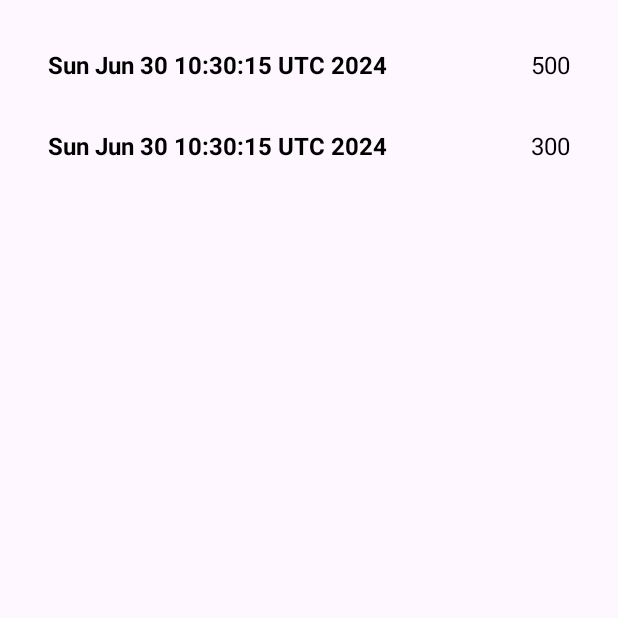
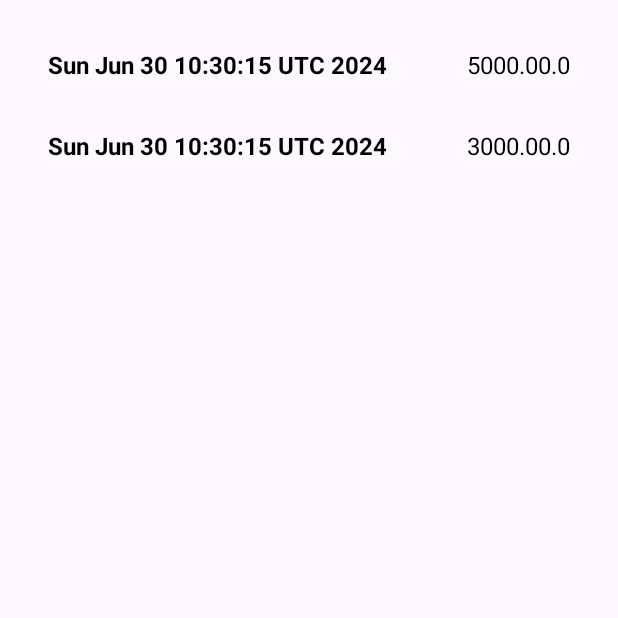
Before and after one commit to Taytay884/Android-Car-Crash, an Android app: the MainActivity screen opened directly, with no data from a screen before it, after a tap on "Leaderboard", on a phone screen of 412 x 824 dp, the top half of it. Run offline under Robolectric (Android 15) with nearby library versions, the light colour scheme and no system bars.

Commit message:
added latitude and longitude to score

```diff
--- a/app/build.gradle
+++ b/app/build.gradle
@@ -61,6 +61,7 @@ dependencies {
     implementation 'com.github.bumptech.glide:glide:4.12.0'
     implementation 'com.google.code.gson:gson:2.8.8'
     implementation libs.androidx.work.runtime
+    implementation libs.play.services.location
     annotationProcessor 'com.github.bumptech.glide:compiler:4.12.0'
     testImplementation libs.junit
     androidTestImplementation libs.androidx.junit
--- a/app/src/main/AndroidManifest.xml
+++ b/app/src/main/AndroidManifest.xml
@@ -3,8 +3,9 @@
     xmlns:tools="http://schemas.android.com/tools">
 
     <uses-permission android:name="android.permission.INTERNET"/>
-
     <uses-permission android:name="android.permission.VIBRATE" />
+    <uses-permission android:name="android.permission.ACCESS_FINE_LOCATION"/>
+    <uses-permission android:name="android.permission.ACCESS_COARSE_LOCATION"/>
 
     <application
         android:allowBackup="true"
--- a/app/src/main/java/com/itaybs/carcrash/GameActivity.java
+++ b/app/src/main/java/com/itaybs/carcrash/GameActivity.java
@@ -41,7 +41,7 @@ public class GameActivity extends AppCompatActivity {
         ImageView car = new ImageView(this);
         car.setImageResource(R.drawable.car); // Set car image
 
-        int rowLastIndex = OBSTACLES_COLUMNS - 1;
+        int rowLastIndex = OBSTACLES_ROWS - 1;
         int rowHeight = OBSTACLES_ROWS + 1;
         CarManager carManager = new CarManager(colLastIndex, rowLastIndex, car);
         ObstaclesManager obstaclesManager = new ObstaclesManager(obstacles, columnWidth, rowHeight, rowLastIndex, colLastIndex);
--- /dev/null
+++ b/app/src/main/java/com/itaybs/carcrash/Managers/LocationManager.java
@@ -0,0 +1,83 @@
+package com.itaybs.carcrash.Managers;
+
+import android.Manifest;
+import android.app.Activity;
+import android.content.pm.PackageManager;
+import android.location.Location;
+
+import androidx.annotation.NonNull;
+import androidx.core.app.ActivityCompat;
+import androidx.core.content.ContextCompat;
+
+import com.google.android.gms.location.FusedLocationProviderClient;
+import com.google.android.gms.location.LocationServices;
+import com.google.android.gms.tasks.OnSuccessListener;
+
+public class LocationManager {
+    private static final int LOCATION_PERMISSION_REQUEST_CODE = 1;
+    private final FusedLocationProviderClient fusedLocationClient;
+    private final Activity activity;
+    private LocationCallback locationCallback;
+
+    public interface LocationCallback {
+        void onLocationResult(double latitude, double longitude);
+
+        void onLocationError(String errorMessage);
+    }
+
+    public LocationManager(Activity activity) {
+        this.activity = activity;
+        fusedLocationClient = LocationServices.getFusedLocationProviderClient(activity);
+    }
+
+    public void requestLocation(final LocationCallback callback) {
+        this.locationCallback = callback;
+        if (ContextCompat.checkSelfPermission(activity, Manifest.permission.ACCESS_FINE_LOCATION) != PackageManager.PERMISSION_GRANTED) {
+            ActivityCompat.requestPermissions(activity, new String[]{Manifest.permission.ACCESS_FINE_LOCATION}, LOCATION_PERMISSION_REQUEST_CODE);
+        } else {
+            getLastLocation();
+        }
+    }
+
+    private void getLastLocation() {
+        if (ActivityCompat.checkSelfPermission(activity, Manifest.permission.ACCESS_FINE_LOCATION) != PackageManager.PERMISSION_GRANTED && ActivityCompat.checkSelfPermission(activity, Manifest.permission.ACCESS_COARSE_LOCATION) != PackageManager.PERMISSION_GRANTED) {
+            // TODO: Consider calling
+            //    ActivityCompat#requestPermissions
+            // here to request the missing permissions, and then overriding
+            //   public void onRequestPermissionsResult(int requestCode, String[] permissions,
+            //                                          int[] grantResults)
+            // to handle the case where the user grants the permission. See the documentation
+            // for ActivityCompat#requestPermissions for more details.
+            return;
+        }
+        fusedLocationClient.getLastLocation()
+                .addOnSuccessListener(activity, new OnSuccessListener<Location>() {
+                    @Override
+                    public void onSuccess(Location location) {
+                        if (location != null) {
+                            double latitude = location.getLatitude();
+                            double longitude = location.getLongitude();
+                            if (locationCallback != null) {
+                                locationCallback.onLocationResult(latitude, longitude);
+                            }
+                        } else {
+                            if (locationCallback != null) {
+                                locationCallback.onLocationError("Unable to get location");
+                            }
+                        }
+                    }
+                });
+    }
+
+    public void onRequestPermissionsResult(int requestCode, @NonNull int[] grantResults) {
+        if (requestCode == LOCATION_PERMISSION_REQUEST_CODE) {
+            if (grantResults.length > 0 && grantResults[0] == PackageManager.PERMISSION_GRANTED) {
+                getLastLocation();
+            } else {
+                if (locationCallback != null) {
+                    locationCallback.onLocationError("Location permission denied");
+                }
+            }
+        }
+    }
+}
--- a/app/src/main/java/com/itaybs/carcrash/Utilities/MoveDetector.java
+++ b/app/src/main/java/com/itaybs/carcrash/Utilities/MoveDetector.java
@@ -23,7 +23,6 @@ public class MoveDetector {
                     moveCallback.moveX(x);
                 }
             }
-            System.out.println(y + ", " + z);
             if (z < -3 || z > 8) {
                 if (moveCallback != null) {
                     moveCallback.moveZ(z);
--- a/app/src/main/java/com/itaybs/carcrash/Utilities/ScoreAdapter.java
+++ b/app/src/main/java/com/itaybs/carcrash/Utilities/ScoreAdapter.java
@@ -25,11 +25,15 @@ public class ScoreAdapter extends RecyclerView.Adapter<ScoreAdapter.ScoreViewHol
     public static class ScoreViewHolder extends RecyclerView.ViewHolder {
         public TextView dateTextView;
         public TextView scoreTextView;
+        public TextView latitudeTextView;
+        public TextView longitudeTextView;
 
         public ScoreViewHolder(View itemView) {
             super(itemView);
             dateTextView = itemView.findViewById(R.id.dateTextView);
             scoreTextView = itemView.findViewById(R.id.scoreTextView);
+            latitudeTextView = itemView.findViewById(R.id.latitudeTextView);
+            longitudeTextView = itemView.findViewById(R.id.longitudeTextView);
         }
     }
 
@@ -47,6 +51,8 @@ public class ScoreAdapter extends RecyclerView.Adapter<ScoreAdapter.ScoreViewHol
         ScoreEntry score = scoreList.get(position);
         holder.dateTextView.setText(score.getDate().toString());
         holder.scoreTextView.setText(String.valueOf(score.getScore()));
+        holder.latitudeTextView.setText(String.valueOf(score.getLatitude()));
+        holder.longitudeTextView.setText(String.valueOf(score.getLongitude()));
     }
 
     @Override
--- a/app/src/main/java/com/itaybs/carcrash/Utilities/ScoreEntry.java
+++ b/app/src/main/java/com/itaybs/carcrash/Utilities/ScoreEntry.java
@@ -5,11 +5,15 @@ import java.util.Date;
 public class ScoreEntry {
     private Date date;
     private int score;
+    private double latitude;
+    private double longitude;
 
     // Constructor
     public ScoreEntry(Date date, int score) {
         this.date = date;
         this.score = score;
+        this.latitude = 0;
+        this.longitude = 0;
     }
 
     // Getters and Setters
@@ -28,4 +32,9 @@ public class ScoreEntry {
     public void setScore(int score) {
         this.score = score;
     }
+
+    public void setLatitude(double latitude) { this.latitude = latitude; }
+    public void setLongitude(double longitude) { this.longitude = longitude; }
+    public double getLatitude() { return this.latitude; }
+    public double getLongitude() { return this.longitude; }
 }
--- a/app/src/main/res/layout/score_item.xml
+++ b/app/src/main/res/layout/score_item.xml
@@ -14,7 +14,6 @@
         android:textSize="16sp"
         android:textStyle="bold"
         android:textColor="@android:color/black"
-        android:gravity="start"
         android:layout_gravity="center_vertical"
         android:layout_marginEnd="8dp"/>
 
@@ -25,6 +24,19 @@
         android:layout_height="wrap_content"
         android:textSize="16sp"
         android:textColor="@android:color/black"
-        android:gravity="end"
+        android:layout_gravity="center_vertical"/>
+    <TextView
+        android:id="@+id/latitudeTextView"
+        android:layout_width="wrap_content"
+        android:layout_height="wrap_content"
+        android:textSize="16sp"
+        android:textColor="@android:color/black"
+        android:layout_gravity="center_vertical"/>
+    <TextView
+        android:id="@+id/longitudeTextView"
+        android:layout_width="wrap_content"
+        android:layout_height="wrap_content"
+        android:textSize="16sp"
+        android:textColor="@android:color/black"
         android:layout_gravity="center_vertical"/>
 </LinearLayout>
--- a/gradle/libs.versions.toml
+++ b/gradle/libs.versions.toml
@@ -11,6 +11,7 @@ composeBom = "2023.08.00"
 appcompat = "1.7.0"
 material = "1.12.0"
 workRuntime = "2.9.0"
+playServicesLocation = "21.3.0"
 
 [libraries]
 androidx-core-ktx = { group = "androidx.core", name = "core-ktx", version.ref = "coreKtx" }
@@ -30,6 +31,7 @@ androidx-material3 = { group = "androidx.compose.material3", name = "material3"
 androidx-appcompat = { group = "androidx.appcompat", name = "appcompat", version.ref = "appcompat" }
 material = { group = "com.google.android.material", name = "material", version.ref = "material" }
 androidx-work-runtime = { group = "androidx.work", name = "work-runtime", version.ref = "workRuntime" }
+play-services-location = { group = "com.google.android.gms", name = "play-services-location", version.ref = "playServicesLocation" }
 
 [plugins]
 android-application = { id = "com.android.application", version.ref = "agp" }
```
Also changed, not shown: app/src/main/java/com/itaybs/carcrash/MainActivity.java (+38 -10 lines).
